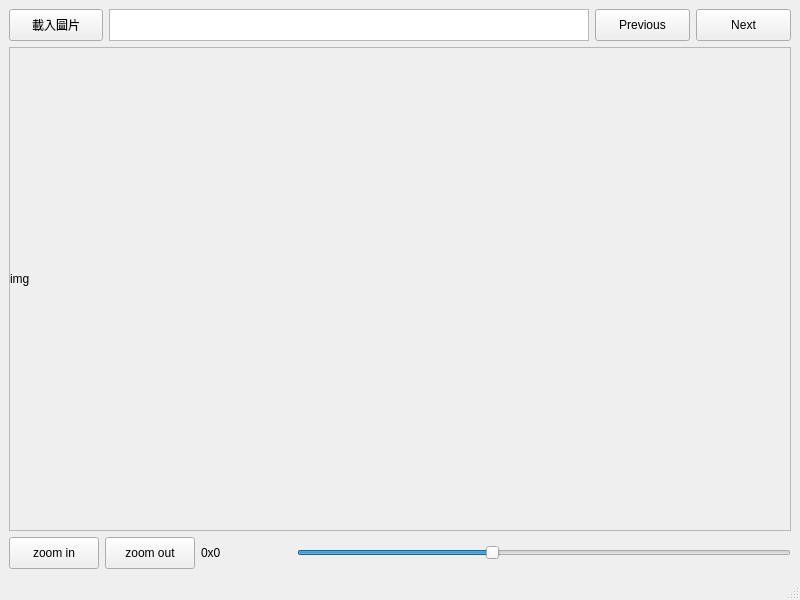
Before: the Qt Designer form ui_img_zoom_Layout5.ui in xandyxor/LAB_Cell_Counting, drawn with Qt 5.
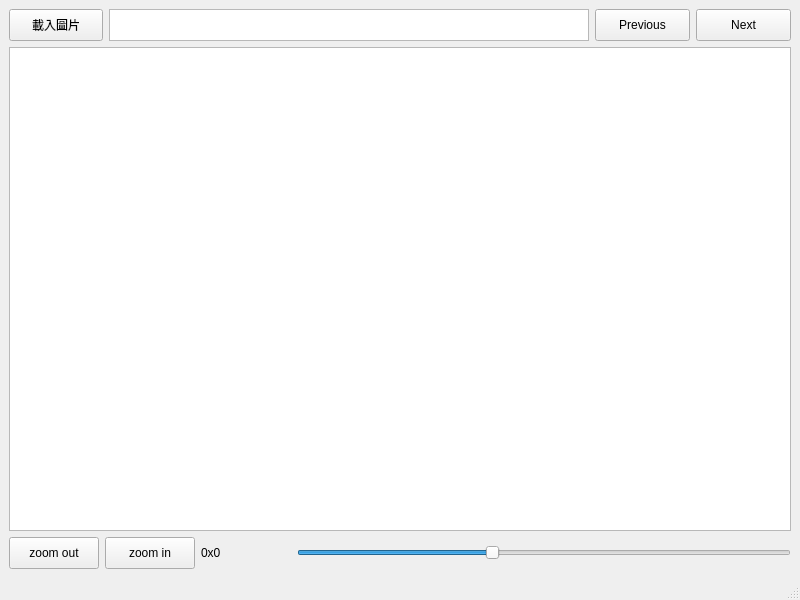
After: the same form once the commit is applied.

What changed in the file:
```diff
--- a/ui_img_zoom_Layout5.ui
+++ b/ui_img_zoom_Layout5.ui
@@ -16,7 +16,9 @@
   <widget class="QWidget" name="centralwidget">
    <layout class="QGridLayout" name="gridLayout_2">
     <item row="0" column="0">
-     <layout class="QHBoxLayout" name="horizontalLayout_2">
+     <layout class="QVBoxLayout" name="verticalLayout_10">
+      <item>
+       <layout class="QHBoxLayout" name="horizontalLayout1">
       <item>
        <widget class="QPushButton" name="fileButton">
         <property name="minimumSize">
@@ -92,48 +94,18 @@
       </item>
      </layout>
     </item>
-    <item row="1" column="0">
-     <layout class="QVBoxLayout" name="verticalLayout_2">
       <item>
-       <widget class="QScrollArea" name="scrollArea">
-        <property name="widgetResizable">
-         <bool>true</bool>
-        </property>
-        <widget class="QWidget" name="scrollAreaWidgetContents_2">
-         <property name="geometry">
-          <rect>
-           <x>0</x>
-           <y>0</y>
-           <width>772</width>
-           <height>229</height>
-          </rect>
-         </property>
-         <widget class="QLabel" name="label_img">
-          <property name="geometry">
-           <rect>
-            <x>0</x>
-            <y>0</y>
-            <width>711</width>
-            <height>461</height>
-           </rect>
-          </property>
+       <widget class="QGraphicsView" name="graphicsView">
           <property name="minimumSize">
            <size>
             <width>400</width>
             <height>300</height>
            </size>
           </property>
-          <property name="text">
-           <string>img</string>
-          </property>
-         </widget>
-        </widget>
-       </widget>
+       </widget>
       </item>
-     </layout>
-    </item>
-    <item row="2" column="0">
-     <layout class="QHBoxLayout" name="horizontalLayout_3">
+      <item>
+       <layout class="QHBoxLayout" name="horizontalLayout2">
       <item>
        <widget class="QPushButton" name="btn_zoom_in">
         <property name="minimumSize">
@@ -149,29 +121,29 @@
          </size>
         </property>
         <property name="text">
-         <string>zoom in</string>
-        </property>
-       </widget>
-      </item>
-      <item>
-       <widget class="QPushButton" name="btn_zoom_out">
-        <property name="minimumSize">
-         <size>
-          <width>90</width>
-          <height>32</height>
-         </size>
-        </property>
-        <property name="maximumSize">
-         <size>
-          <width>16777215</width>
-          <height>32</height>
-         </size>
-        </property>
-        <property name="text">
          <string>zoom out</string>
         </property>
        </widget>
       </item>
+        <item>
+         <widget class="QPushButton" name="btn_zoom_out">
+          <property name="minimumSize">
+           <size>
+            <width>90</width>
+            <height>32</height>
+           </size>
+          </property>
+          <property name="maximumSize">
+           <size>
+            <width>16777215</width>
+            <height>32</height>
+           </size>
+          </property>
+          <property name="text">
+           <string>zoom in</string>
+          </property>
+         </widget>
+        </item>
       <item>
        <widget class="QLabel" name="lab_bar">
         <property name="minimumSize">
@@ -215,6 +187,8 @@
          <enum>Qt::Horizontal</enum>
         </property>
        </widget>
+        </item>
+       </layout>
       </item>
      </layout>
     </item>
```
Lines whose indentation alone changed are shown as unchanged.
